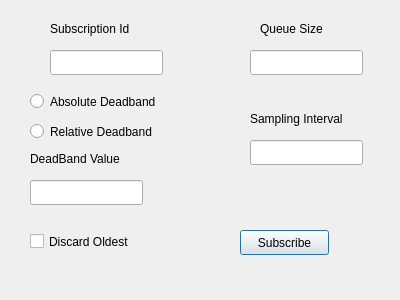
Old version of the form opc-client/monitored_item.ui in the repository alexlocastro/industrial-informatics-opc-ua-python.
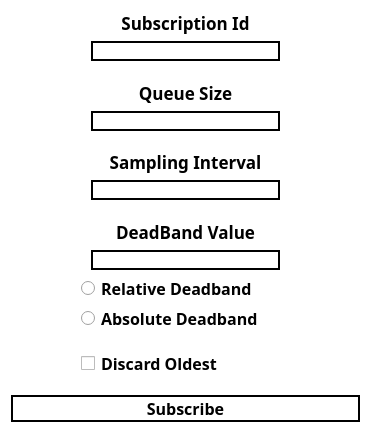
New version of the form.

What changed in the file:
```diff
--- a/opc-client/monitored_item.ui
+++ b/opc-client/monitored_item.ui
@@ -6,157 +6,279 @@
    <rect>
     <x>0</x>
     <y>0</y>
-    <width>400</width>
-    <height>300</height>
+    <width>371</width>
+    <height>433</height>
    </rect>
   </property>
   <property name="windowTitle">
    <string>Dialog</string>
   </property>
-  <widget class="QCheckBox" name="discardOldestBox">
-   <property name="geometry">
-    <rect>
-     <x>30</x>
-     <y>230</y>
-     <width>141</width>
-     <height>23</height>
-    </rect>
-   </property>
-   <property name="text">
-    <string>Discard Oldest</string>
-   </property>
-  </widget>
-  <widget class="QLabel" name="label">
-   <property name="geometry">
-    <rect>
-     <x>250</x>
-     <y>110</y>
-     <width>131</width>
-     <height>17</height>
-    </rect>
-   </property>
-   <property name="text">
-    <string>Sampling Interval</string>
-   </property>
-  </widget>
-  <widget class="QLineEdit" name="samplingInterval">
-   <property name="geometry">
-    <rect>
-     <x>250</x>
-     <y>140</y>
-     <width>113</width>
-     <height>25</height>
-    </rect>
-   </property>
-  </widget>
-  <widget class="QLabel" name="label_2">
-   <property name="geometry">
-    <rect>
-     <x>30</x>
-     <y>150</y>
-     <width>131</width>
-     <height>17</height>
-    </rect>
-   </property>
-   <property name="text">
-    <string>DeadBand Value</string>
-   </property>
-  </widget>
-  <widget class="QLineEdit" name="deadbandValue">
-   <property name="geometry">
-    <rect>
-     <x>30</x>
-     <y>180</y>
-     <width>113</width>
-     <height>25</height>
-    </rect>
-   </property>
-  </widget>
-  <widget class="QRadioButton" name="absDeadbandButton">
-   <property name="geometry">
-    <rect>
-     <x>30</x>
-     <y>90</y>
-     <width>171</width>
-     <height>23</height>
-    </rect>
-   </property>
-   <property name="text">
-    <string>Absolute Deadband</string>
-   </property>
-  </widget>
-  <widget class="QRadioButton" name="percentageDeadbandButton">
-   <property name="geometry">
-    <rect>
-     <x>30</x>
-     <y>120</y>
-     <width>161</width>
-     <height>23</height>
-    </rect>
-   </property>
-   <property name="text">
-    <string>Relative Deadband</string>
-   </property>
-  </widget>
-  <widget class="QPushButton" name="subscribeButton">
-   <property name="geometry">
-    <rect>
-     <x>240</x>
-     <y>230</y>
-     <width>89</width>
-     <height>25</height>
-    </rect>
-   </property>
-   <property name="text">
-    <string>Subscribe</string>
-   </property>
-  </widget>
-  <widget class="QLabel" name="label_3">
-   <property name="geometry">
-    <rect>
-     <x>260</x>
-     <y>20</y>
-     <width>131</width>
-     <height>17</height>
-    </rect>
-   </property>
-   <property name="text">
-    <string>Queue Size</string>
-   </property>
-  </widget>
-  <widget class="QLineEdit" name="queueSize">
-   <property name="geometry">
-    <rect>
-     <x>250</x>
-     <y>50</y>
-     <width>113</width>
-     <height>25</height>
-    </rect>
-   </property>
-  </widget>
-  <widget class="QLabel" name="label_4">
-   <property name="geometry">
-    <rect>
-     <x>50</x>
-     <y>20</y>
-     <width>111</width>
-     <height>17</height>
-    </rect>
-   </property>
-   <property name="text">
-    <string>Subscription Id</string>
-   </property>
-  </widget>
-  <widget class="QLineEdit" name="subscriptionId">
-   <property name="geometry">
-    <rect>
-     <x>50</x>
-     <y>50</y>
-     <width>113</width>
-     <height>25</height>
-    </rect>
-   </property>
-  </widget>
+  <property name="styleSheet">
+   <string notr="true">QDialog {
+	background-color: white;
+}</string>
+  </property>
+  <layout class="QVBoxLayout" name="verticalLayout">
+   <item>
+    <widget class="QLabel" name="label_4">
+     <property name="font">
+      <font>
+       <family>Ubuntu Mono</family>
+       <pointsize>13</pointsize>
+       <weight>75</weight>
+       <bold>true</bold>
+      </font>
+     </property>
+     <property name="text">
+      <string>Subscription Id</string>
+     </property>
+     <property name="alignment">
+      <set>Qt::AlignCenter</set>
+     </property>
+    </widget>
+   </item>
+   <item>
+    <widget class="QLineEdit" name="subscriptionId">
+     <property name="styleSheet">
+      <string notr="true">QLineEdit {
+	border: 2px solid black;
+	margin-left: 80px;
+	margin-right: 80px;
+}</string>
+     </property>
+    </widget>
+   </item>
+   <item>
+    <spacer name="verticalSpacer_4">
+     <property name="orientation">
+      <enum>Qt::Vertical</enum>
+     </property>
+     <property name="sizeHint" stdset="0">
+      <size>
+       <width>20</width>
+       <height>40</height>
+      </size>
+     </property>
+    </spacer>
+   </item>
+   <item>
+    <widget class="QLabel" name="label_3">
+     <property name="font">
+      <font>
+       <family>Ubuntu Mono</family>
+       <pointsize>13</pointsize>
+       <weight>75</weight>
+       <bold>true</bold>
+      </font>
+     </property>
+     <property name="text">
+      <string>Queue Size</string>
+     </property>
+     <property name="alignment">
+      <set>Qt::AlignCenter</set>
+     </property>
+    </widget>
+   </item>
+   <item>
+    <widget class="QLineEdit" name="queueSize">
+     <property name="styleSheet">
+      <string notr="true">QLineEdit {
+	border: 2px solid black;
+	margin-left: 80px;
+	margin-right: 80px;
+}</string>
+     </property>
+    </widget>
+   </item>
+   <item>
+    <spacer name="verticalSpacer_3">
+     <property name="orientation">
+      <enum>Qt::Vertical</enum>
+     </property>
+     <property name="sizeHint" stdset="0">
+      <size>
+       <width>20</width>
+       <height>40</height>
+      </size>
+     </property>
+    </spacer>
+   </item>
+   <item>
+    <widget class="QLabel" name="label">
+     <property name="font">
+      <font>
+       <family>Ubuntu Mono</family>
+       <pointsize>13</pointsize>
+       <weight>75</weight>
+       <bold>true</bold>
+      </font>
+     </property>
+     <property name="text">
+      <string>Sampling Interval</string>
+     </property>
+     <property name="alignment">
+      <set>Qt::AlignCenter</set>
+     </property>
+    </widget>
+   </item>
+   <item>
+    <widget class="QLineEdit" name="samplingInterval">
+     <property name="styleSheet">
+      <string notr="true">QLineEdit {
+	border: 2px solid black;
+	margin-left: 80px;
+	margin-right: 80px;
+}</string>
+     </property>
+    </widget>
+   </item>
+   <item>
+    <spacer name="verticalSpacer_2">
+     <property name="orientation">
+      <enum>Qt::Vertical</enum>
+     </property>
+     <property name="sizeHint" stdset="0">
+      <size>
+       <width>20</width>
+       <height>40</height>
+      </size>
+     </property>
+    </spacer>
+   </item>
+   <item>
+    <widget class="QLabel" name="label_2">
+     <property name="font">
+      <font>
+       <family>Ubuntu Mono</family>
+       <pointsize>13</pointsize>
+       <weight>75</weight>
+       <bold>true</bold>
+      </font>
+     </property>
+     <property name="text">
+      <string>DeadBand Value</string>
+     </property>
+     <property name="alignment">
+      <set>Qt::AlignCenter</set>
+     </property>
+    </widget>
+   </item>
+   <item>
+    <widget class="QLineEdit" name="deadbandValue">
+     <property name="styleSheet">
+      <string notr="true">QLineEdit {
+	border: 2px solid black;
+	margin-left: 80px;
+	margin-right: 80px;
+}</string>
+     </property>
+    </widget>
+   </item>
+   <item>
+    <widget class="QRadioButton" name="percentageDeadbandButton">
+     <property name="font">
+      <font>
+       <family>Ubuntu Mono</family>
+       <pointsize>12</pointsize>
+       <weight>75</weight>
+       <bold>true</bold>
+      </font>
+     </property>
+     <property name="styleSheet">
+      <string notr="true">margin-left:70</string>
+     </property>
+     <property name="text">
+      <string>Relative Deadband</string>
+     </property>
+    </widget>
+   </item>
+   <item>
+    <widget class="QRadioButton" name="absDeadbandButton">
+     <property name="font">
+      <font>
+       <family>Ubuntu Mono</family>
+       <pointsize>12</pointsize>
+       <weight>75</weight>
+       <bold>true</bold>
+      </font>
+     </property>
+     <property name="styleSheet">
+      <string notr="true">margin-left:70</string>
+     </property>
+     <property name="text">
+      <string>Absolute Deadband</string>
+     </property>
+    </widget>
+   </item>
+   <item>
+    <spacer name="verticalSpacer">
+     <property name="orientation">
+      <enum>Qt::Vertical</enum>
+     </property>
+     <property name="sizeType">
+      <enum>QSizePolicy::Fixed</enum>
+     </property>
+     <property name="sizeHint" stdset="0">
+      <size>
+       <width>20</width>
+       <height>15</height>
+      </size>
+     </property>
+    </spacer>
+   </item>
+   <item>
+    <widget class="QCheckBox" name="discardOldestBox">
+     <property name="font">
+      <font>
+       <family>Ubuntu Mono</family>
+       <pointsize>12</pointsize>
+       <weight>75</weight>
+       <bold>true</bold>
+      </font>
+     </property>
+     <property name="styleSheet">
+      <string notr="true">margin-left:70</string>
+     </property>
+     <property name="text">
+      <string>Discard Oldest</string>
+     </property>
+    </widget>
+   </item>
+   <item>
+    <spacer name="verticalSpacer_5">
+     <property name="orientation">
+      <enum>Qt::Vertical</enum>
+     </property>
+     <property name="sizeHint" stdset="0">
+      <size>
+       <width>20</width>
+       <height>40</height>
+      </size>
+     </property>
+    </spacer>
+   </item>
+   <item>
+    <widget class="QPushButton" name="subscribeButton">
+     <property name="font">
+      <font>
+       <family>Ubuntu Mono</family>
+       <pointsize>12</pointsize>
+       <weight>75</weight>
+       <bold>true</bold>
+      </font>
+     </property>
+     <property name="styleSheet">
+      <string notr="true">QPushButton {
+	background-color: white;
+	border: 2px solid black;
+}</string>
+     </property>
+     <property name="text">
+      <string>Subscribe</string>
+     </property>
+    </widget>
+   </item>
+  </layout>
  </widget>
  <resources/>
  <connections/>
```
